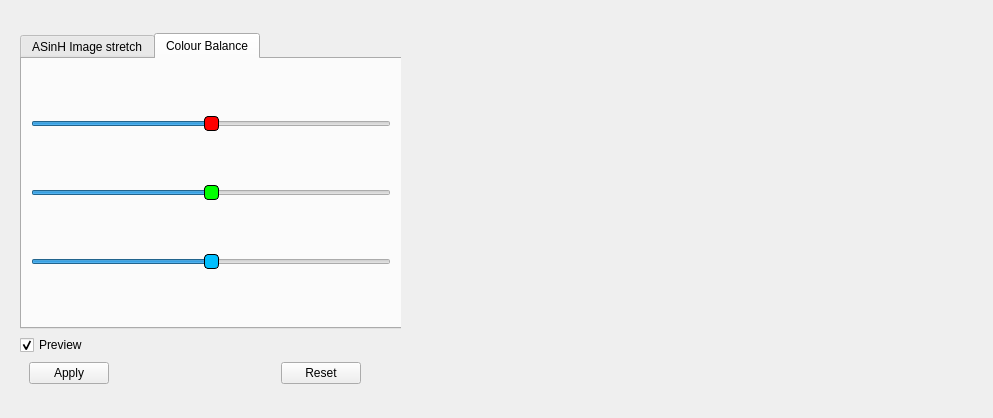
This is DeepSkyStacker/ui/ProcessingControls.ui in deepskystacker/DSS as Qt 5 draws it before an edit. The edited form follows.
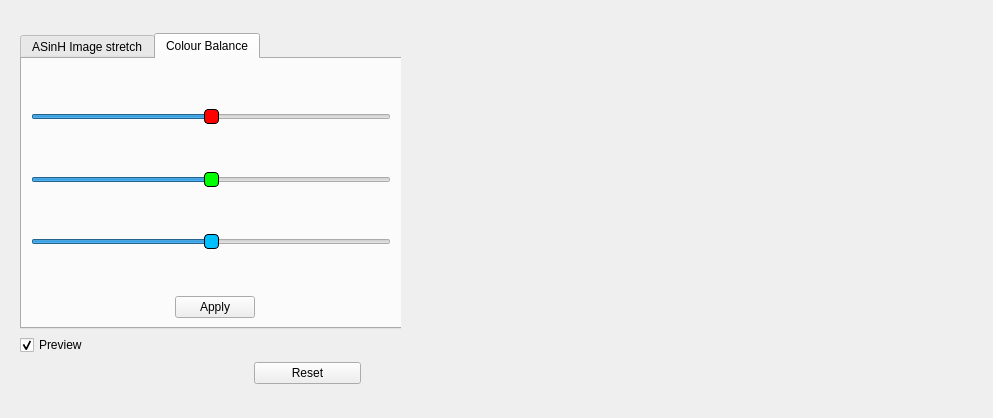
This is the edited form. Icons and pictures are not drawn.

Commit message: Changes to use an Apply button per processing tab and enhance Tooltips for Undo/Redo buttons

```diff
--- a/DeepSkyStacker/ui/ProcessingControls.ui
+++ b/DeepSkyStacker/ui/ProcessingControls.ui
@@ -234,6 +234,19 @@
           <string>Colour Balance</string>
          </attribute>
          <layout class="QVBoxLayout" name="verticalLayout_3">
+          <item>
+           <spacer name="verticalSpacer_3">
+            <property name="orientation">
+             <enum>Qt::Orientation::Vertical</enum>
+            </property>
+            <property name="sizeHint" stdset="0">
+             <size>
+              <width>20</width>
+              <height>27</height>
+             </size>
+            </property>
+           </spacer>
+          </item>
           <item>
            <widget class="QSlider" name="redSlider">
             <property name="maximumSize">
@@ -270,6 +283,19 @@
             </property>
            </widget>
           </item>
+          <item>
+           <spacer name="verticalSpacer_4">
+            <property name="orientation">
+             <enum>Qt::Orientation::Vertical</enum>
+            </property>
+            <property name="sizeHint" stdset="0">
+             <size>
+              <width>20</width>
+              <height>27</height>
+             </size>
+            </property>
+           </spacer>
+          </item>
           <item>
            <widget class="QSlider" name="greenSlider">
             <property name="maximumSize">
@@ -306,6 +332,19 @@
             </property>
            </widget>
           </item>
+          <item>
+           <spacer name="verticalSpacer_5">
+            <property name="orientation">
+             <enum>Qt::Orientation::Vertical</enum>
+            </property>
+            <property name="sizeHint" stdset="0">
+             <size>
+              <width>20</width>
+              <height>27</height>
+             </size>
+            </property>
+           </spacer>
+          </item>
           <item>
            <widget class="QSlider" name="blueSlider">
             <property name="maximumSize">
@@ -342,19 +381,86 @@
             </property>
            </widget>
           </item>
+          <item>
+           <spacer name="verticalSpacer_2">
+            <property name="orientation">
+             <enum>Qt::Orientation::Vertical</enum>
+            </property>
+            <property name="sizeHint" stdset="0">
+             <size>
+              <width>20</width>
+              <height>37</height>
+             </size>
+            </property>
+           </spacer>
+          </item>
+          <item>
+           <layout class="QHBoxLayout" name="horizontalLayout_5">
+            <item>
+             <spacer name="horizontalSpacer_4">
+              <property name="orientation">
+               <enum>Qt::Orientation::Horizontal</enum>
+              </property>
+              <property name="sizeHint" stdset="0">
+               <size>
+                <width>40</width>
+                <height>20</height>
+               </size>
+              </property>
+             </spacer>
+            </item>
+            <item>
+             <widget class="QPushButton" name="cbApply">
+              <property name="text">
+               <string comment="IDC_PROCESS">Apply</string>
+              </property>
+             </widget>
+            </item>
+            <item>
+             <spacer name="horizontalSpacer_5">
+              <property name="orientation">
+               <enum>Qt::Orientation::Horizontal</enum>
+              </property>
+              <property name="sizeHint" stdset="0">
+               <size>
+                <width>40</width>
+                <height>20</height>
+               </size>
+              </property>
+             </spacer>
+            </item>
+           </layout>
+          </item>
          </layout>
         </widget>
        </widget>
       </item>
       <item>
-       <widget class="QCheckBox" name="previewCB">
-        <property name="text">
-         <string>Preview</string>
-        </property>
-        <property name="checked">
-         <bool>true</bool>
-        </property>
-       </widget>
+       <layout class="QHBoxLayout" name="horizontalLayout_7">
+        <item>
+         <widget class="QCheckBox" name="previewCB">
+          <property name="text">
+           <string>Preview</string>
+          </property>
+          <property name="checked">
+           <bool>true</bool>
+          </property>
+         </widget>
+        </item>
+        <item>
+         <spacer name="horizontalSpacer_8">
+          <property name="orientation">
+           <enum>Qt::Orientation::Horizontal</enum>
+          </property>
+          <property name="sizeHint" stdset="0">
+           <size>
+            <width>40</width>
+            <height>20</height>
+           </size>
+          </property>
+         </spacer>
+        </item>
+       </layout>
       </item>
       <item>
        <widget class="QWidget" name="buttonWidget" native="true">
@@ -377,13 +483,6 @@
          <property name="bottomMargin">
           <number>1</number>
          </property>
-         <item>
-          <widget class="QPushButton" name="applyButton">
-           <property name="text">
-            <string comment="IDC_PROCESS">Apply</string>
-           </property>
-          </widget>
-         </item>
          <item>
           <widget class="QPushButton" name="undoButton">
            <property name="toolTip">
```
Left out of the diff: 41 changed lines with no effect on the pictures. The commit also changes 3 other files.
